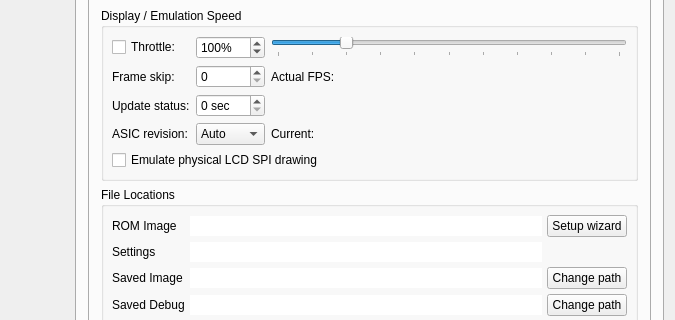
The window that gui/qt/mainwindow.ui (electricWah/CEmu) describes before a commit, drawn with Qt 5; both pictures show x 382 to 1057 and y 570 to 890 of the 1057 by 1005 pixel window.
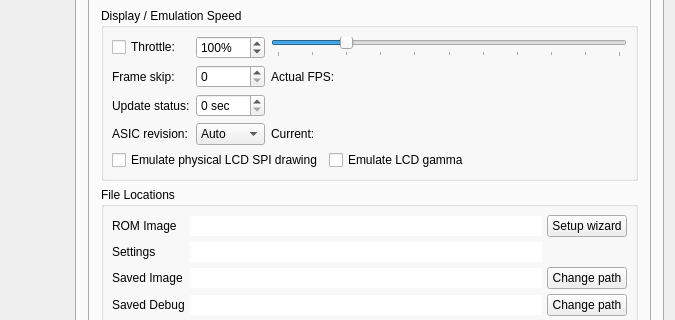
The same window after the commit. The open tabs and pages were chosen to show the change. Icons and pictures are not drawn. Custom widgets are drawn as their Qt base class.

Commit message: Add option to emulate LCD gamma, avoid unnecessary gamma recalculation

Patch:
```diff
--- a/gui/qt/mainwindow.ui
+++ b/gui/qt/mainwindow.ui
@@ -9516,6 +9516,8 @@
                 </layout>
                </item>
                <item>
+                <layout class="QHBoxLayout" name="horizontalLayout_16">
+                 <item>
                 <widget class="QCheckBox" name="checkSpi">
                  <property name="enabled">
                   <bool>true</bool>
@@ -9527,6 +9529,28 @@
                   <string>Emulate physical LCD SPI drawing</string>
                  </property>
                 </widget>
+                 </item>
+                 <item>
+                  <widget class="QCheckBox" name="checkGamma">
+                   <property name="text">
+                    <string>Emulate LCD gamma</string>
+                   </property>
+                  </widget>
+                 </item>
+                 <item>
+                  <spacer name="horizontalSpacer_13">
+                   <property name="orientation">
+                    <enum>Qt::Horizontal</enum>
+                   </property>
+                   <property name="sizeHint" stdset="0">
+                    <size>
+                     <width>40</width>
+                     <height>20</height>
+                    </size>
+                   </property>
+                  </spacer>
+                 </item>
+                </layout>
                </item>
               </layout>
              </widget>
```
Lines whose indentation alone changed are shown as unchanged. The commit also changes 8 other files.
